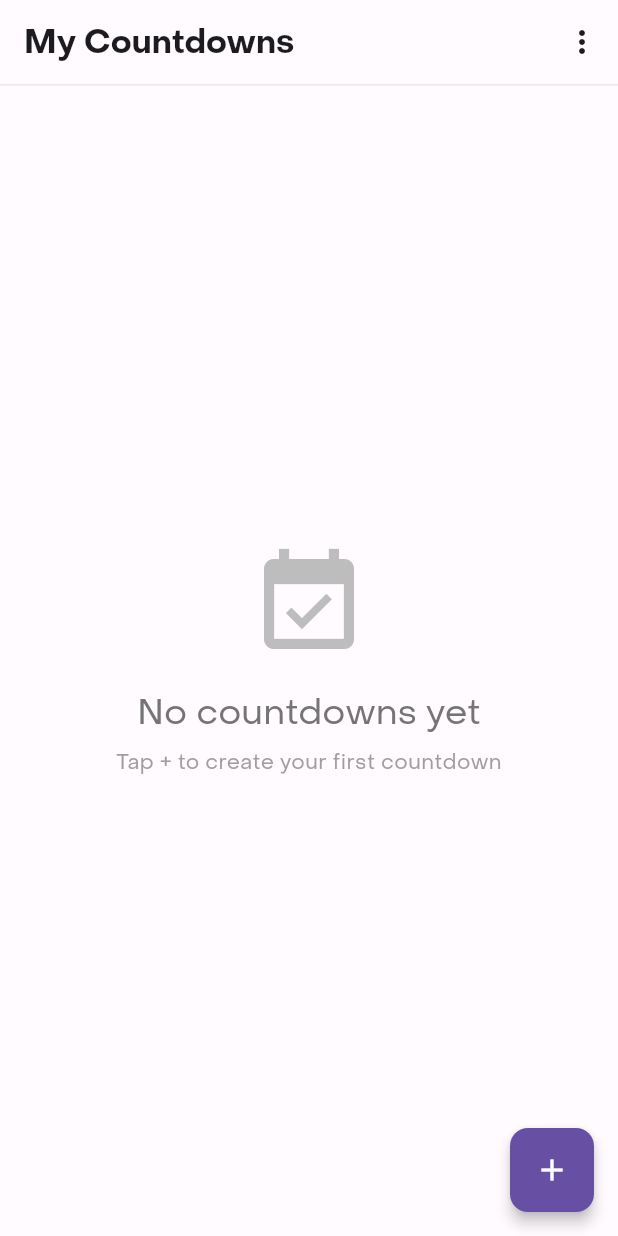
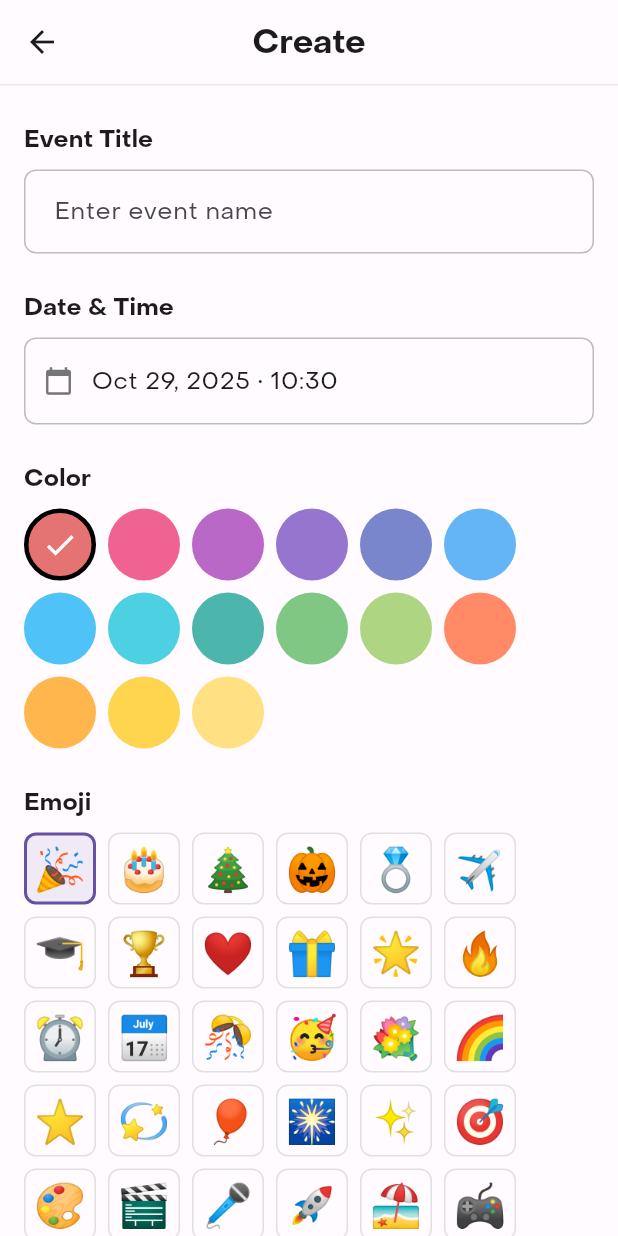
Before and after one commit to dashwhiz/countdown-app, a Flutter app: the screen it shows after launch, after a tap on the "add" icon, on a phone screen of 412 x 824 dp. Run offline on Flutter 3.47's test engine with Material 3 defaults, Android fonts, the phone set to English and light mode, and no system bars; our stand-ins replace appwrite, flutter_spinkit, get, hive, hive_flutter, logger and 1 more; accounts and stored records are empty; project files that could hold a hidden picture were left out.

Commit message:
Implement create/edit event screen and improve dark theme
- Add create/edit event screen with form validation
- Implement Cupertino date/time picker (24h minimum)
- Create color picker grid (15 colors)
- Create emoji picker grid (32 event emojis)
- Add FocusNode for proper keyboard management
- Implement edit mode navigation from event list
- Update screen titles to 'Create' and 'Edit'
- Improve dark theme colors (softer blacks and greys)
- Remove progress listeners for local storage operations
- Fix UI sections visibility (hide empty sections)
- Add dynamic padding based on content
- Initialize timezone database in app startup
- Update date/time input to match text field style
- Add divider above save button
- Fix keyboard dismiss on all interactions

```diff
--- a/lib/app/app.dart
+++ b/lib/app/app.dart
@@ -1,5 +1,6 @@
 import 'package:flutter/material.dart';
 import 'package:get/get.dart';
+import 'package:timezone/data/latest.dart' as tz;
 import 'app_logger.dart';
 import 'app_strings.dart';
 import 'app_theme.dart';
@@ -25,6 +26,9 @@ class _CountdownAppState extends State<CountdownApp> {
   Future<void> _initializeApp() async {
     try {
       AppLogger.info('🚀 Starting Countdown App...');
+
+      // Initialize timezone database
+      tz.initializeTimeZones();
 
       await Get.putAsync(() => StorageService().init());
 
--- a/lib/app/app_colors.dart
+++ b/lib/app/app_colors.dart
@@ -20,22 +20,22 @@ class AppColors {
   static const Color info = Color(0xFF2196F3);
 
   static const Color surface = Color(0xFFFEF7FF);
-  static const Color surfaceDark = Color(0xFF1C1B1F);
+  static const Color surfaceDark = Color(0xFF1A1A1A);
 
   static const Color background = Color(0xFFFFFBFF);
-  static const Color backgroundDark = Color(0xFF1C1B1F);
+  static const Color backgroundDark = Color(0xFF0F0F0F);
 
   static const Color cardLight = Color(0xFFFFFFFF);
-  static const Color cardDark = Color(0xFF2B2930);
+  static const Color cardDark = Color(0xFF242424);
 
   static const Color textPrimary = Color(0xFF1C1B1F);
-  static const Color textPrimaryDark = Color(0xFFE6E1E5);
+  static const Color textPrimaryDark = Color(0xFFF5F5F5);
 
   static const Color textSecondary = Color(0xFF49454F);
-  static const Color textSecondaryDark = Color(0xFFCAC4D0);
+  static const Color textSecondaryDark = Color(0xFF9E9E9E);
 
   static const Color divider = Color(0xFFE7E0EC);
-  static const Color dividerDark = Color(0xFF49454F);
+  static const Color dividerDark = Color(0xFF333333);
 
   static const Color shadow = Color(0x1F000000);
   static const Color shadowDark = Color(0x3F000000);
--- a/lib/app/app_strings.dart
+++ b/lib/app/app_strings.dart
@@ -43,8 +43,8 @@ class AppStrings {
   static const String deleteCountdownMessage = 'This action cannot be undone.';
 
   // Create/Edit Screen
-  static const String createTitle = 'New Countdown';
-  static const String editTitle = 'Edit Countdown';
+  static const String createTitle = 'Create';
+  static const String editTitle = 'Edit';
   static const String eventTitleLabel = 'Event Title';
   static const String eventTitleHint = 'Enter event name';
   static const String dateTimeLabel = 'Date & Time';
--- /dev/null
+++ b/lib/screens/create_edit_event_screen.dart
@@ -0,0 +1,397 @@
+import 'package:flutter/cupertino.dart';
+import 'package:flutter/material.dart';
+import 'package:get/get.dart';
+import 'package:intl/intl.dart';
+import 'package:timezone/timezone.dart' as tz;
+import 'package:uuid/uuid.dart';
+import '../app/app_colors.dart';
+import '../app/app_constants.dart';
+import '../app/app_error_listeners.dart';
+import '../app/app_progress_listeners.dart';
+import '../app/app_strings.dart';
+import '../models/countdown_event.dart';
+import '../repositories/events_repo.dart';
+import '../utils/operation_scope.dart';
+import '../widgets/color_picker_grid.dart';
+import '../widgets/emoji_picker_grid.dart';
+
+class CreateEditEventController extends GetxController {
+  final EventsRepo _repo = EventsRepo();
+  final CountdownEvent? eventToEdit;
+
+  CreateEditEventController({this.eventToEdit});
+
+  late ProgressListener _progressListener;
+  late ErrorListener _errorListener;
+
+  final formKey = GlobalKey<FormState>();
+  final titleController = TextEditingController();
+  final titleFocusNode = FocusNode();
+
+  late DateTime selectedDate;
+  late Color selectedColor;
+  late String selectedEmoji;
+  bool isPinned = false;
+
+  bool get isEditMode => eventToEdit != null;
+  String get screenTitle =>
+      isEditMode ? AppStrings.editTitle : AppStrings.createTitle;
+
+  @override
+  void onInit() {
+    super.onInit();
+    _progressListener = DefaultProgressListener(Get.context!);
+    _errorListener = DialogErrorListener(Get.context!);
+
+    if (isEditMode) {
+      titleController.text = eventToEdit!.title;
+      selectedDate = eventToEdit!.targetDate;
+      selectedColor = eventToEdit!.color;
+      selectedEmoji = eventToEdit!.emoji;
+      isPinned = eventToEdit!.isPinned;
+    } else {
+      selectedDate = DateTime.now().add(const Duration(days: 1));
+      selectedColor = AppColors.defaultEventColors.first;
+      selectedEmoji = AppConstants.defaultEmoji;
+    }
+  }
+
+  @override
+  void onClose() {
+    titleController.dispose();
+    titleFocusNode.dispose();
+    super.onClose();
+  }
+
+  bool get isFormValid {
+    return titleController.text.trim().isNotEmpty;
+  }
+
+  bool get hasChanges {
+    if (!isEditMode) return isFormValid;
+
+    return titleController.text != eventToEdit!.title ||
+        selectedDate != eventToEdit!.targetDate ||
+        selectedColor.toARGB32() != eventToEdit!.colorValue ||
+        selectedEmoji != eventToEdit!.emoji ||
+        isPinned != eventToEdit!.isPinned;
+  }
+
+  bool get canSave => isFormValid && (!isEditMode || hasChanges);
+
+  void updateColor(Color color) {
+    titleFocusNode.unfocus();
+    selectedColor = color;
+    update();
+  }
+
+  void updateEmoji(String emoji) {
+    titleFocusNode.unfocus();
+    selectedEmoji = emoji;
+    update();
+  }
+
+  void updatePinned(bool value) {
+    titleFocusNode.unfocus();
+    isPinned = value;
+    update();
+  }
+
+  void onTitleChanged(String value) {
+    update();
+  }
+
+  Future<void> pickDateTime(BuildContext context) async {
+    titleFocusNode.unfocus();
+
+    final now = DateTime.now();
+    final minimumDate = now.add(const Duration(hours: 24));
+
+    // Use Cupertino date picker
+    await showCupertinoModalPopup<void>(
+      context: context,
+      builder: (BuildContext context) {
+        return Container(
+          height: 300,
+          color: Theme.of(context).scaffoldBackgroundColor,
+          child: Column(
+            children: [
+              Container(
+                height: 50,
+                padding: const EdgeInsets.symmetric(horizontal: 16),
+                child: Row(
+                  mainAxisAlignment: MainAxisAlignment.spaceBetween,
+                  children: [
+                    CupertinoButton(
+                      padding: EdgeInsets.zero,
+                      child: const Text('Cancel'),
+                      onPressed: () => Navigator.of(context).pop(),
+                    ),
+                    CupertinoButton(
+                      padding: EdgeInsets.zero,
+                      child: const Text('Done'),
+                      onPressed: () {
+                        update();
+                        Navigator.of(context).pop();
+                      },
+                    ),
+                  ],
+                ),
+              ),
+              Expanded(
+                child: CupertinoDatePicker(
+                  mode: CupertinoDatePickerMode.dateAndTime,
+                  initialDateTime: selectedDate.isBefore(minimumDate)
+                      ? minimumDate
+                      : selectedDate,
+                  minimumDate: minimumDate,
+                  maximumDate: now.add(const Duration(days: 3650)),
+                  onDateTimeChanged: (DateTime newDateTime) {
+                    selectedDate = newDateTime;
+                  },
+                ),
+              ),
+            ],
+          ),
+        );
+      },
+    );
+  }
+
+  Future<void> saveEvent() async {
+    if (!formKey.currentState!.validate()) return;
+    if (!canSave) return;
+
+    final timezone = tz.local.name;
+
+    final event = CountdownEvent(
+      id: isEditMode ? eventToEdit!.id : const Uuid().v4(),
+      title: titleController.text.trim(),
+      targetDate: selectedDate,
+      timezone: timezone,
+      colorValue: selectedColor.toARGB32(),
+      emoji: selectedEmoji,
+      isPinned: isPinned,
+      createdAt: isEditMode ? eventToEdit!.createdAt : null,
+    );
+
+    final result = await scope(
+      scope: () async => await _repo.saveEvent(event),
+      progressListener: _progressListener,
+      errorListener: _errorListener,
+    );
+
+    if (result.success && result.result == true) {
+      Get.back(result: true);
+    }
+  }
+}
+
+class CreateEditEventScreen extends StatelessWidget {
+  const CreateEditEventScreen({super.key, this.eventToEdit});
+
+  final CountdownEvent? eventToEdit;
+
+  @override
+  Widget build(BuildContext context) {
+    return GetBuilder<CreateEditEventController>(
+      init: CreateEditEventController(eventToEdit: eventToEdit),
+      builder: (ctrl) {
+        return Scaffold(
+          appBar: AppBar(
+            leading: IconButton(
+              icon: const Icon(Icons.arrow_back),
+              onPressed: () => Get.back(),
+            ),
+            title: Text(
+              ctrl.screenTitle,
+              style: const TextStyle(fontWeight: FontWeight.bold),
+            ),
+            centerTitle: true,
+            elevation: 0,
+            scrolledUnderElevation: 0,
+            surfaceTintColor: Colors.transparent,
+            bottom: PreferredSize(
+              preferredSize: const Size.fromHeight(1),
+              child: Container(
+                height: 1,
+                color: Colors.grey.withValues(alpha: 0.2),
+              ),
+            ),
+          ),
+          body: GestureDetector(
+            onTap: () => FocusScope.of(context).unfocus(),
+            child: SingleChildScrollView(
+              padding: const EdgeInsets.symmetric(
+                vertical: AppConstants.paddingLarge,
+                horizontal: AppConstants.paddingMedium,
+              ),
+              child: Form(
+                key: ctrl.formKey,
+                child: Column(
+                  crossAxisAlignment: CrossAxisAlignment.start,
+                  children: [
+                    _buildSectionLabel(context, AppStrings.eventTitleLabel),
+                    const SizedBox(height: AppConstants.paddingSmall),
+                    TextFormField(
+                      controller: ctrl.titleController,
+                      focusNode: ctrl.titleFocusNode,
+                      decoration: InputDecoration(
+                        hintText: AppStrings.eventTitleHint,
+                        filled: false,
+                        enabledBorder: OutlineInputBorder(
+                          borderRadius: BorderRadius.circular(8),
+                          borderSide: BorderSide(
+                            color: Colors.grey.shade400,
+                            width: 1,
+                          ),
+                        ),
+                        focusedBorder: OutlineInputBorder(
+                          borderRadius: BorderRadius.circular(8),
+                          borderSide: const BorderSide(
+                            color: AppColors.primary,
+                            width: 2,
+                          ),
+                        ),
+                        errorBorder: OutlineInputBorder(
+                          borderRadius: BorderRadius.circular(8),
+                          borderSide: const BorderSide(
+                            color: AppColors.error,
+                            width: 1,
+                          ),
+                        ),
+                        focusedErrorBorder: OutlineInputBorder(
+                          borderRadius: BorderRadius.circular(8),
+                          borderSide: const BorderSide(
+                            color: AppColors.error,
+                            width: 2,
+                          ),
+                        ),
+                      ),
+                      validator: (value) {
+                        if (value == null || value.trim().isEmpty) {
+                          return AppStrings.eventTitleRequired;
+                        }
+                        return null;
+                      },
+                      onChanged: ctrl.onTitleChanged,
+                    ),
+                    const SizedBox(height: AppConstants.paddingLarge),
+                    _buildSectionLabel(context, AppStrings.dateTimeLabel),
+                    const SizedBox(height: AppConstants.paddingSmall),
+                    GestureDetector(
+                      onTap: () => ctrl.pickDateTime(context),
+                      child: Container(
+                        padding: const EdgeInsets.symmetric(
+                          horizontal: 12,
+                          vertical: 16,
+                        ),
+                        decoration: BoxDecoration(
+                          border: Border.all(
+                            color: Colors.grey.shade400,
+                            width: 1,
+                          ),
+                          borderRadius: BorderRadius.circular(8),
+                        ),
+                        child: Row(
+                          children: [
+                            Icon(
+                              Icons.calendar_today,
+                              size: 20,
+                              color: Colors.grey.shade600,
+                            ),
+                            const SizedBox(width: 12),
+                            Text(
+                              DateFormat(
+                                'MMM dd, yyyy • HH:mm',
+                              ).format(ctrl.selectedDate),
+                              style: Theme.of(context).textTheme.bodyLarge,
+                            ),
+                          ],
+                        ),
+                      ),
+                    ),
+                    const SizedBox(height: AppConstants.paddingLarge),
+                    _buildSectionLabel(context, AppStrings.colorLabel),
+                    const SizedBox(height: AppConstants.paddingSmall),
+                    ColorPickerGrid(
+                      selectedColor: ctrl.selectedColor,
+                      onColorSelected: ctrl.updateColor,
+                    ),
+                    const SizedBox(height: AppConstants.paddingLarge),
+                    _buildSectionLabel(context, AppStrings.emojiLabel),
+                    const SizedBox(height: AppConstants.paddingSmall),
+                    EmojiPickerGrid(
+                      selectedEmoji: ctrl.selectedEmoji,
+                      onEmojiSelected: ctrl.updateEmoji,
+                    ),
+                    const SizedBox(height: AppConstants.paddingLarge),
+                    Row(
+                      mainAxisAlignment: MainAxisAlignment.spaceBetween,
+                      children: [
+                        Text(
+                          AppStrings.pinEvent,
+                          style: Theme.of(context).textTheme.titleMedium
+                              ?.copyWith(fontWeight: FontWeight.w500),
+                        ),
+                        CupertinoSwitch(
+                          value: ctrl.isPinned,
+                          onChanged: ctrl.updatePinned,
+                          activeTrackColor: AppColors.primary,
+                        ),
+                      ],
+                    ),
+                    Padding(
+                      padding: const EdgeInsets.symmetric(
+                        horizontal: AppConstants.paddingSmall,
+                        vertical: AppConstants.paddingLarge,
+                      ),
+                      child: Container(
+                        height: 1,
+                        color: Colors.grey.withValues(alpha: 0.2),
+                      ),
+                    ),
+                    const SizedBox(height: AppConstants.paddingMedium),
+
+                    SizedBox(
+                      width: double.infinity,
+                      child: ElevatedButton(
+                        onPressed: ctrl.canSave ? () => ctrl.saveEvent() : null,
+                        style: ElevatedButton.styleFrom(
+                          backgroundColor: AppColors.primary,
+                          foregroundColor: Colors.white,
+                          disabledBackgroundColor: Colors.grey.shade300,
+                          disabledForegroundColor: Colors.grey.shade600,
+                          shape: RoundedRectangleBorder(
+                            borderRadius: BorderRadius.circular(8),
+                          ),
+                        ),
+                        child: Text(
+                          AppStrings.save,
+                          style: const TextStyle(
+                            fontSize: 16,
+                            fontWeight: FontWeight.bold,
+                          ),
+                        ),
+                      ),
+                    ),
+                    const SizedBox(height: 30),
+                  ],
+                ),
+              ),
+            ),
+          ),
+        );
+      },
+    );
+  }
+
+  Widget _buildSectionLabel(BuildContext context, String label) {
+    return Text(
+      label,
+      style: Theme.of(
+        context,
+      ).textTheme.titleMedium?.copyWith(fontWeight: FontWeight.w600),
+    );
+  }
+}
--- a/lib/screens/home_screen.dart
+++ b/lib/screens/home_screen.dart
@@ -3,6 +3,7 @@ import 'package:get/get.dart';
 import '../app/app_colors.dart';
 import '../app/app_constants.dart';
 import '../app/app_error_listeners.dart';
+import '../app/app_logger.dart';
 import '../app/app_progress_listeners.dart';
 import '../app/app_strings.dart';
 import '../models/countdown_event.dart';
@@ -10,6 +11,7 @@ import '../repositories/events_repo.dart';
 import '../utils/operation_scope.dart';
 import '../widgets/app_future_builder.dart';
 import '../widgets/event_list_item.dart';
+import 'create_edit_event_screen.dart';
 
 class HomeController extends GetxController {
   final EventsRepo _repo = EventsRepo();
@@ -67,26 +69,24 @@ class HomeController extends GetxController {
   }
 
   Future<void> togglePin(String id) async {
-    final result = await scope(
-      scope: () async => await _repo.togglePin(id),
-      progressListener: _progressListener,
-      errorListener: _errorListener,
-    );
-
-    if (result.success && result.result == true) {
+    try {
+      final success = await _repo.togglePin(id);
+      if (success) {
         await loadEvents();
+      }
+    } catch (e, stackTrace) {
+      AppLogger.error('Failed to toggle pin', e, stackTrace);
     }
   }
 
   Future<void> deleteEvent(String id) async {
-    final result = await scope(
-      scope: () async => await _repo.deleteEvent(id),
-      progressListener: _progressListener,
-      errorListener: _errorListener,
-    );
-
-    if (result.success && result.result == true) {
+    try {
+      final success = await _repo.deleteEvent(id);
+      if (success) {
         await loadEvents();
+      }
+    } catch (e, stackTrace) {
+      AppLogger.error('Failed to delete event', e, stackTrace);
     }
   }
 }
@@ -146,8 +146,11 @@ class HomeScreen extends StatelessWidget {
             dataBuilder: (context, _) => _buildBody(context, ctrl),
           ),
           floatingActionButton: FloatingActionButton(
-            onPressed: () {
-              // TODO: Navigate to create screen
+            onPressed: () async {
+              final result = await Get.to(() => const CreateEditEventScreen());
+              if (result == true) {
+                await ctrl.loadEvents();
+              }
             },
             child: const Icon(Icons.add),
           ),
@@ -183,8 +186,13 @@ class HomeScreen extends StatelessWidget {
 
               return EventListItem(
                 event: event,
-                onTap: () {
-                  // TODO: Navigate to detail screen
+                onTap: () async {
+                  final result = await Get.to(
+                    () => CreateEditEventScreen(eventToEdit: event),
+                  );
+                  if (result == true) {
+                    await ctrl.loadEvents();
+                  }
                 },
                 onDeleteConfirmed: () =>
                     _showDeleteConfirmation(context, event, ctrl),
@@ -197,10 +205,13 @@ class HomeScreen extends StatelessWidget {
             }),
             const SizedBox(height: AppConstants.paddingLarge),
           ],
+          if (ctrl.unpinnedEvents.isNotEmpty) ...[
             Padding(
-            padding: const EdgeInsets.symmetric(
-              horizontal: AppConstants.paddingMedium,
-              vertical: AppConstants.paddingSmall,
+              padding: EdgeInsets.fromLTRB(
+                AppConstants.paddingMedium,
+                ctrl.pinnedEvents.isEmpty ? AppConstants.paddingLarge : 0,
+                AppConstants.paddingMedium,
+                AppConstants.paddingSmall,
               ),
               child: _buildSectionHeader(context, AppStrings.allCountdowns),
             ),
@@ -211,8 +222,13 @@ class HomeScreen extends StatelessWidget {
 
               return EventListItem(
                 event: event,
-              onTap: () {
-                // TODO: Navigate to detail screen
+                onTap: () async {
+                  final result = await Get.to(
+                    () => CreateEditEventScreen(eventToEdit: event),
+                  );
+                  if (result == true) {
+                    await ctrl.loadEvents();
+                  }
                 },
                 onDeleteConfirmed: () =>
                     _showDeleteConfirmation(context, event, ctrl),
@@ -223,6 +239,7 @@ class HomeScreen extends StatelessWidget {
                 showDivider: !isLast,
               );
             }),
+          ],
           const SizedBox(height: 80), // Bottom padding for FAB
         ],
       ),
--- /dev/null
+++ b/lib/widgets/color_picker_grid.dart
@@ -0,0 +1,43 @@
+import 'package:flutter/material.dart';
+import '../app/app_colors.dart';
+import '../app/app_constants.dart';
+
+class ColorPickerGrid extends StatelessWidget {
+  const ColorPickerGrid({
+    super.key,
+    required this.selectedColor,
+    required this.onColorSelected,
+  });
+
+  final Color selectedColor;
+  final ValueChanged<Color> onColorSelected;
+
+  @override
+  Widget build(BuildContext context) {
+    return Wrap(
+      spacing: AppConstants.paddingSmall,
+      runSpacing: AppConstants.paddingSmall,
+      children: AppColors.defaultEventColors.map((color) {
+        final isSelected = color.toARGB32() == selectedColor.toARGB32();
+        return GestureDetector(
+          onTap: () => onColorSelected(color),
+          child: Container(
+            width: 48,
+            height: 48,
+            decoration: BoxDecoration(
+              color: color,
+              shape: BoxShape.circle,
+              border: Border.all(
+                color: isSelected ? Colors.black : Colors.transparent,
+                width: 3,
+              ),
+            ),
+            child: isSelected
+                ? const Icon(Icons.check, color: Colors.white, size: 24)
+                : null,
+          ),
+        );
+      }).toList(),
+    );
+  }
+}
--- /dev/null
+++ b/lib/widgets/emoji_picker_grid.dart
@@ -0,0 +1,48 @@
+import 'package:flutter/material.dart';
+import '../app/app_colors.dart';
+import '../app/app_constants.dart';
+
+class EmojiPickerGrid extends StatelessWidget {
+  const EmojiPickerGrid({
+    super.key,
+    required this.selectedEmoji,
+    required this.onEmojiSelected,
+  });
+
+  final String selectedEmoji;
+  final ValueChanged<String> onEmojiSelected;
+
+  @override
+  Widget build(BuildContext context) {
+    return Wrap(
+      spacing: AppConstants.paddingSmall,
+      runSpacing: AppConstants.paddingSmall,
+      children: AppConstants.defaultEmojis.map((emoji) {
+        final isSelected = emoji == selectedEmoji;
+        return GestureDetector(
+          onTap: () => onEmojiSelected(emoji),
+          child: Container(
+            width: 48,
+            height: 48,
+            decoration: BoxDecoration(
+              color: isSelected
+                  ? AppColors.primary.withValues(alpha: 0.1)
+                  : Colors.transparent,
+              borderRadius: BorderRadius.circular(8),
+              border: Border.all(
+                color: isSelected ? AppColors.primary : Colors.grey.shade300,
+                width: isSelected ? 2 : 1,
+              ),
+            ),
+            child: Center(
+              child: Text(
+                emoji,
+                style: const TextStyle(fontSize: 28),
+              ),
+            ),
+          ),
+        );
+      }).toList(),
+    );
+  }
+}
--- a/lib/widgets/event_list_item.dart
+++ b/lib/widgets/event_list_item.dart
@@ -55,8 +55,8 @@ class EventListItem extends StatelessWidget {
               child: Row(
                 children: [
                   // Emoji
-                  Text(event.emoji, style: const TextStyle(fontSize: 32)),
-                  const SizedBox(width: AppConstants.paddingMedium),
+                  Text(event.emoji, style: const TextStyle(fontSize: 40)),
+                  const SizedBox(width: AppConstants.paddingLarge),
 
                   // Content
                   Expanded(
@@ -122,7 +122,7 @@ class EventListItem extends StatelessWidget {
                   horizontal: AppConstants.paddingMedium,
                 ),
                 child: Container(
-                  height: 0.5,
+                  height: 1,
                   color: Colors.grey.withValues(alpha: 0.2),
                 ),
               ),
```
Also changed, not shown: lib/app/app_constants.dart (+12 -0 lines), 1 other file. Lines whose indentation alone changed are shown as unchanged.
